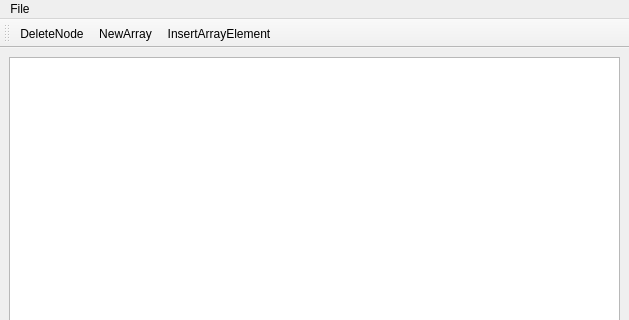
The window that mainwindow.ui (AnejVovcak/EGUI2023L-Vovcak-Anej) describes before a commit, drawn with Qt 5; both pictures show x 0 to 629 and y 0 to 320 of the 629 by 595 pixel window.
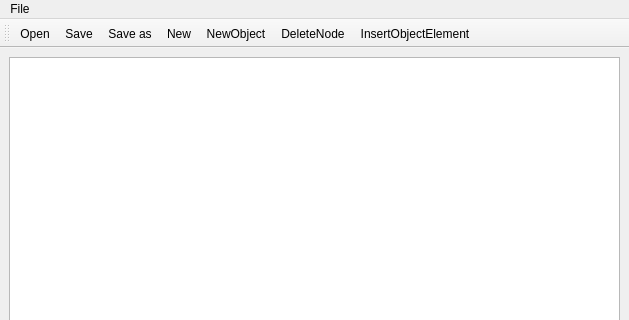
The same window after the commit. Icons and pictures are not drawn.

Commit message: working on enabling actions

```diff
--- a/mainwindow.ui
+++ b/mainwindow.ui
@@ -51,13 +51,18 @@
    <attribute name="toolBarBreak">
     <bool>false</bool>
    </attribute>
+   <addaction name="actionOpen"/>
+   <addaction name="actionSave"/>
+   <addaction name="actionSave_as"/>
+   <addaction name="actionNew"/>
+   <addaction name="actionNewObject"/>
    <addaction name="actiondeleteNode"/>
-   <addaction name="actionNewArray"/>
-   <addaction name="insert_array_element"/>
+   <addaction name="insert_object_element"/>
   </widget>
   <action name="actionOpen">
    <property name="icon">
-    <iconset theme="address-book-new"/>
+    <iconset>
+     <normaloff>.</normaloff>.</iconset>
    </property>
    <property name="text">
     <string>Open</string>
@@ -88,14 +93,17 @@
     <string>DeleteNode</string>
    </property>
   </action>
-  <action name="actionNewArray">
+  <action name="actionNewArrayElement">
    <property name="text">
-    <string>NewArray</string>
+    <string>NewArrayElement</string>
    </property>
   </action>
-  <action name="insert_array_element">
+  <action name="insert_object_element">
    <property name="text">
-    <string>InsertArrayElement</string>
+    <string>InsertObjectElement</string>
+   </property>
+   <property name="toolTip">
+    <string>InsertObjectElement</string>
    </property>
   </action>
  </widget>
```
The commit also changes 2 other files.
